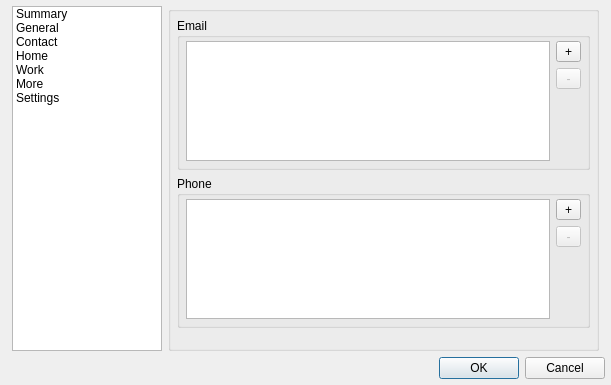
Before: the Qt Designer form src/widgets/windows/ContactWindow.ui in KittyIM/Client, drawn with Qt 5.
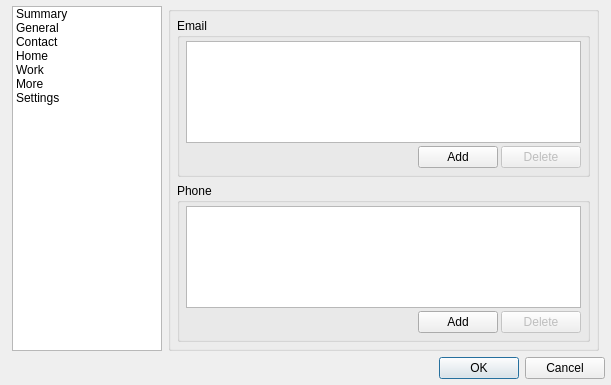
After: the same form once the commit is applied. Icons and pictures are not drawn.

Commit message: Moving contacts between groups now works. Avatars now work almost everywhere. Fixed some memory leaks and some bugs. Fixed contact email and phone saving/loading. Added support for chat message grouping. Added roster filtering, just start typing... Started work on Emoticons/Smilies. Started work on sending images.

What changed in the file:
```diff
--- a/src/widgets/windows/ContactWindow.ui
+++ b/src/widgets/windows/ContactWindow.ui
@@ -450,53 +450,56 @@
              <property name="bottomMargin">
               <number>6</number>
              </property>
+             <property name="spacing">
+              <number>3</number>
+             </property>
              <item row="0" column="0">
               <widget class="QListWidget" name="emailListWidget"/>
              </item>
-             <item row="0" column="1">
-              <layout class="QVBoxLayout" name="_5">
+             <item row="1" column="0">
+              <layout class="QHBoxLayout" name="horizontalLayout_3">
                <item>
-                <widget class="QToolButton" name="emailAddButton">
-                 <property name="minimumSize">
-                  <size>
-                   <width>25</width>
-                   <height>0</height>
-                  </size>
-                 </property>
-                 <property name="text">
-                  <string notr="true">+</string>
-                 </property>
-                </widget>
-               </item>
-               <item>
-                <widget class="QToolButton" name="emailRemoveButton">
-                 <property name="enabled">
-                  <bool>false</bool>
-                 </property>
-                 <property name="minimumSize">
-                  <size>
-                   <width>25</width>
-                   <height>0</height>
-                  </size>
-                 </property>
-                 <property name="text">
-                  <string notr="true">-</string>
-                 </property>
-                </widget>
-               </item>
-               <item>
-                <spacer name="spacer_3">
+                <spacer name="horizontalSpacer_2">
                  <property name="orientation">
-                  <enum>Qt::Vertical</enum>
+                  <enum>Qt::Horizontal</enum>
                  </property>
                  <property name="sizeHint" stdset="0">
                   <size>
-                   <width>20</width>
-                   <height>40</height>
+                   <width>40</width>
+                   <height>20</height>
                   </size>
                  </property>
                 </spacer>
                </item>
+               <item>
+                <widget class="QPushButton" name="emailAddButton">
+                 <property name="minimumSize">
+                  <size>
+                   <width>25</width>
+                   <height>0</height>
+                  </size>
+                 </property>
+                 <property name="text">
+                  <string notr="true">Add</string>
+                 </property>
+                </widget>
+               </item>
+               <item>
+                <widget class="QPushButton" name="emailDeleteButton">
+                 <property name="enabled">
+                  <bool>false</bool>
+                 </property>
+                 <property name="minimumSize">
+                  <size>
+                   <width>25</width>
+                   <height>0</height>
+                  </size>
+                 </property>
+                 <property name="text">
+                  <string notr="true">Delete</string>
+                 </property>
+                </widget>
+               </item>
               </layout>
              </item>
             </layout>
@@ -520,53 +523,56 @@
              <property name="bottomMargin">
               <number>6</number>
              </property>
+             <property name="spacing">
+              <number>3</number>
+             </property>
              <item row="0" column="0">
               <widget class="QListWidget" name="phoneListWidget"/>
              </item>
-             <item row="0" column="1">
-              <layout class="QVBoxLayout" name="_6">
+             <item row="1" column="0">
+              <layout class="QHBoxLayout" name="horizontalLayout_4">
                <item>
-                <widget class="QToolButton" name="phoneAddButton">
-                 <property name="minimumSize">
-                  <size>
-                   <width>25</width>
-                   <height>0</height>
-                  </size>
-                 </property>
-                 <property name="text">
-                  <string notr="true">+</string>
-                 </property>
-                </widget>
-               </item>
-               <item>
-                <widget class="QToolButton" name="phoneRemoveButton">
-                 <property name="enabled">
-                  <bool>false</bool>
-                 </property>
-                 <property name="minimumSize">
-                  <size>
-                   <width>25</width>
-                   <height>0</height>
-                  </size>
-                 </property>
-                 <property name="text">
-                  <string notr="true">-</string>
-                 </property>
-                </widget>
-               </item>
-               <item>
-                <spacer name="spacer_4">
+                <spacer name="horizontalSpacer_3">
                  <property name="orientation">
-                  <enum>Qt::Vertical</enum>
+                  <enum>Qt::Horizontal</enum>
                  </property>
                  <property name="sizeHint" stdset="0">
                   <size>
-                   <width>20</width>
-                   <height>40</height>
+                   <width>40</width>
+                   <height>20</height>
                   </size>
                  </property>
                 </spacer>
                </item>
+               <item>
+                <widget class="QPushButton" name="phoneAddButton">
+                 <property name="minimumSize">
+                  <size>
+                   <width>25</width>
+                   <height>0</height>
+                  </size>
+                 </property>
+                 <property name="text">
+                  <string notr="true">Add</string>
+                 </property>
+                </widget>
+               </item>
+               <item>
+                <widget class="QPushButton" name="phoneDeleteButton">
+                 <property name="enabled">
+                  <bool>false</bool>
+                 </property>
+                 <property name="minimumSize">
+                  <size>
+                   <width>25</width>
+                   <height>0</height>
+                  </size>
+                 </property>
+                 <property name="text">
+                  <string notr="true">Delete</string>
+                 </property>
+                </widget>
+               </item>
               </layout>
              </item>
             </layout>
```
Left out of the diff: 2 changed lines with no effect on the pictures. The commit also changes 64 other files.
